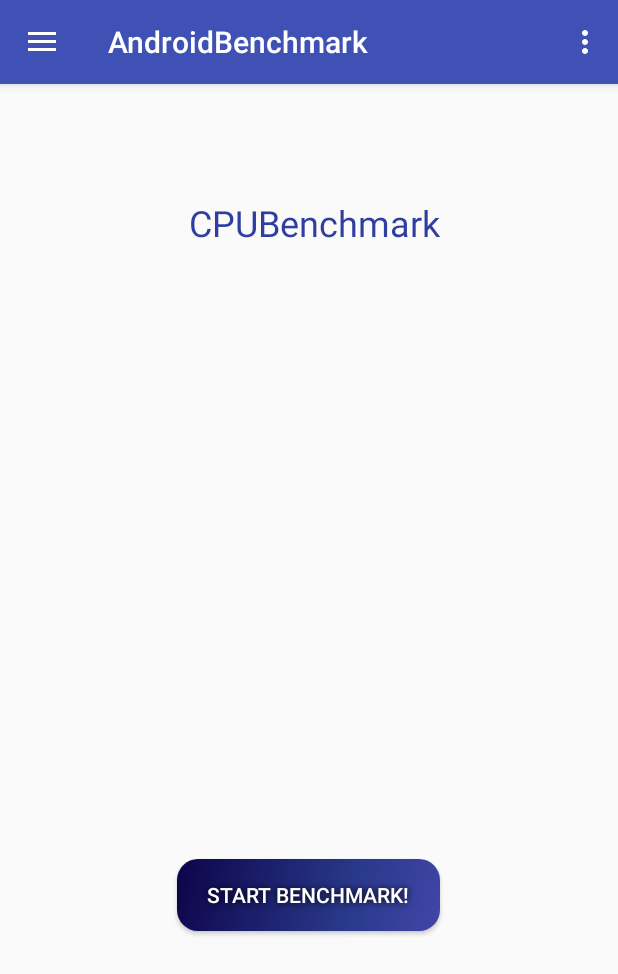
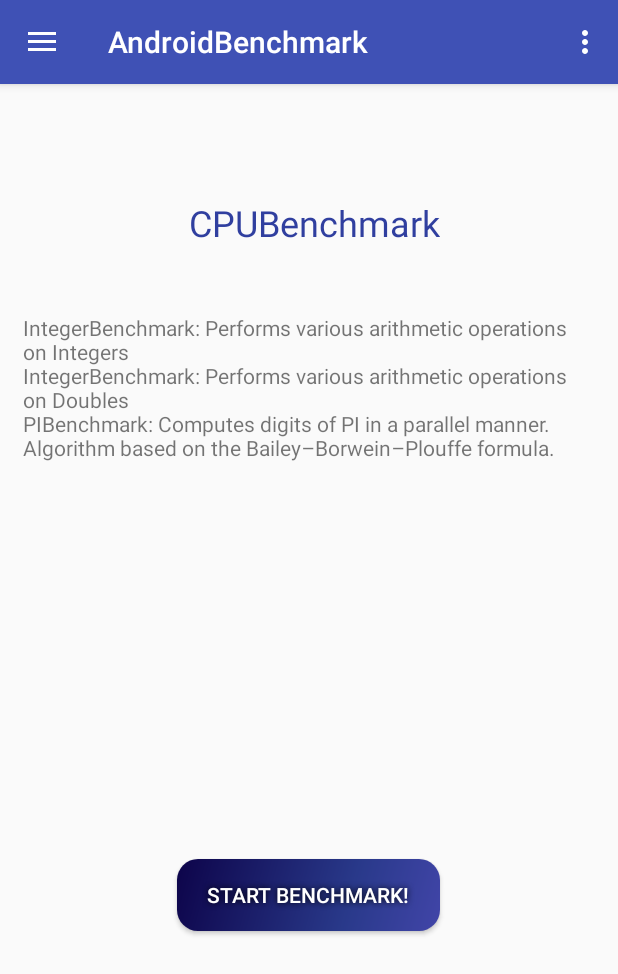
Before and after one commit to vnemes/AndroidBenchmark, an Android app: the screen it shows after launch (BenchmarkActivity), after a tap on "CPU Benchmark", on a phone screen of 412 x 824 dp. Shown: the top 974 px of the screen. Run offline under Robolectric (Android 15) with nearby library versions, the phone set to English and light mode, and no system bars; our stand-ins replace Firebase (no records; nobody signed in at launch, a user with empty details on screens opened directly); 1 other tap on this screen came first.

Commit message:
Completed CPU Benchmark

```diff
--- a/app/src/main/java/benchmark/cpubenchmark/FloatingPointMathCPUBenchmark.java
+++ b/app/src/main/java/benchmark/cpubenchmark/FloatingPointMathCPUBenchmark.java
@@ -18,7 +18,7 @@ public class FloatingPointMathCPUBenchmark implements IBenchmark {
 
     @Override
     public void initialize() {
-        this.size = 1000000000L;
+        this.size = 20000000L;
         this.result = 0;
     }
 
@@ -81,7 +81,7 @@ public class FloatingPointMathCPUBenchmark implements IBenchmark {
 
     @Override
     public String getInfo(){
-        return "";
+        return "IntegerBenchmark: Performs various arithmetic operations on Doubles";
     }
 
     @Override
@@ -89,7 +89,7 @@ public class FloatingPointMathCPUBenchmark implements IBenchmark {
         return new Score(
                 "FloatingPointBenchmark",
                 Long.valueOf(myTimeUnit.convertTime(this.result, myTimeUnit.MilliSecond)).toString(),
-                this.extra
+                "Done 60 million floating point arithmetic operations in "+myTimeUnit.convertTime(this.result, myTimeUnit.Second)+" seconds"
         );
     }
 
--- a/app/src/main/java/benchmark/cpubenchmark/IntegerMathCPUBenchmark.java
+++ b/app/src/main/java/benchmark/cpubenchmark/IntegerMathCPUBenchmark.java
@@ -18,7 +18,7 @@ public class IntegerMathCPUBenchmark implements IBenchmark {
 
     @Override
     public void initialize(){
-        this.size = 1000000000L;
+        this.size = 20000000L;
         this.result = 0;
     }
 
@@ -79,7 +79,7 @@ public class IntegerMathCPUBenchmark implements IBenchmark {
 
     @Override
     public String getInfo(){
-        return "";
+        return "IntegerBenchmark: Performs various arithmetic operations on Integers";
     }
 
     @Override
@@ -87,7 +87,7 @@ public class IntegerMathCPUBenchmark implements IBenchmark {
         return new Score(
                 "IntegerBenchmark",
                 Long.valueOf(myTimeUnit.convertTime(this.result, myTimeUnit.MilliSecond)).toString(),
-                this.extra
+                "Done 60 million integer arithmetic operations in "+myTimeUnit.convertTime(this.result, myTimeUnit.Second)+" seconds"
         );
     }
 
--- a/app/src/main/java/benchmark/cpubenchmark/PiDigitsCPUBenchmark.java
+++ b/app/src/main/java/benchmark/cpubenchmark/PiDigitsCPUBenchmark.java
@@ -27,17 +27,18 @@ import java.util.concurrent.Future;
  */
 public class PiDigitsCPUBenchmark implements IBenchmark {
     private static final int THREAD_POOL_SIZE = 4;     // Number of threads.
-    private static final int TOTAL_ITERATIONS = 10000; // More iterations results in better accuracy.
+    private static final int TOTAL_ITERATIONS = 5000; // More iterations results in better accuracy.
 
     private boolean shouldTestRun;
     private String extra;
     private long result;
     private BigDecimal piResult = new BigDecimal(0);
-    private int scale = 1000; // The scale should usually be equal to TOTAL_ITERATIONS
+    private int scale = 5000; // The scale should usually be equal to TOTAL_ITERATIONS
+    private ArrayList<Future<BigDecimal>> chunksResult;
 
     @Override
     public void initialize() {
-        this.scale = 10000;
+        this.scale = 5000;
         this.result = 0;
     }
 
@@ -55,7 +56,7 @@ public class PiDigitsCPUBenchmark implements IBenchmark {
     public void warmup(){
         int prevScale = this.scale;
         this.scale = 100;
-        this.run();
+        this.compute();
         this.scale = prevScale;
     }
 
@@ -79,7 +80,7 @@ public class PiDigitsCPUBenchmark implements IBenchmark {
         MathContext context = new MathContext(this.scale);
         final ExecutorService threadPool = Executors.newFixedThreadPool(THREAD_POOL_SIZE);
         final int chunkSize = TOTAL_ITERATIONS / THREAD_POOL_SIZE;
-        ArrayList<Future<BigDecimal>> chunksResult = new ArrayList<>();
+        chunksResult = new ArrayList<>();
 
         for (int chunkStart = 0; chunkStart < TOTAL_ITERATIONS; chunkStart += chunkSize) {
             chunksResult.add(threadPool.submit(new ComputeChunk(chunkStart, Math.min(chunkStart + chunkSize, TOTAL_ITERATIONS), context)));
@@ -103,6 +104,9 @@ public class PiDigitsCPUBenchmark implements IBenchmark {
     @Override
     public void stop() {
         this.shouldTestRun = false;
+        for (Future<BigDecimal> result : chunksResult) {
+            result.cancel(true);
+        }
     }
 
     @Override
@@ -154,7 +158,7 @@ public class PiDigitsCPUBenchmark implements IBenchmark {
 
     @Override
     public String getInfo(){
-        return "";
+        return "PIBenchmark: Computes digits of PI in a parallel manner. Algorithm based on the Bailey–Borwein–Plouffe formula.";
     }
 
     @Override
@@ -162,7 +166,7 @@ public class PiDigitsCPUBenchmark implements IBenchmark {
         return new Score(
                 "PIBenchmark",
                 Long.valueOf(myTimeUnit.convertTime(this.result, myTimeUnit.MilliSecond)).toString(),
-                this.extra);
+                "Computed "+ scale+" digits of PI in "+ Long.valueOf(myTimeUnit.convertTime(this.result, myTimeUnit.Second))+" seconds");
     }
 
     public Object getResult(){
--- a/app/src/main/res/layout/content_benchmark.xml
+++ b/app/src/main/res/layout/content_benchmark.xml
@@ -29,9 +29,9 @@
         android:layout_marginRight="15dp"
         android:layout_height="wrap_content"
         android:text="Small description of the benchmark being run.\nMultiline."
-        android:textAppearance="@style/TextAppearance.AppCompat.Medium"
+        android:textAppearance="@style/TextAppearance.AppCompat.Small"
         android:id="@+id/benchDescriptionTV"
-        android:lines="5"
+        android:lines="7"
         android:layout_below="@+id/benchNameTV"
         android:layout_centerHorizontal="true"
         android:layout_marginTop="44dp" />
```
